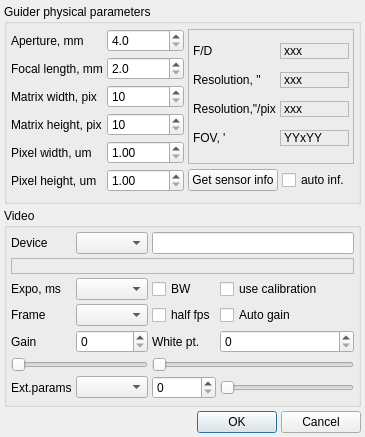
Before: the Qt Designer form lin_guider/ui/setup_video.ui in rumengb/lin_guider, drawn with Qt 5.
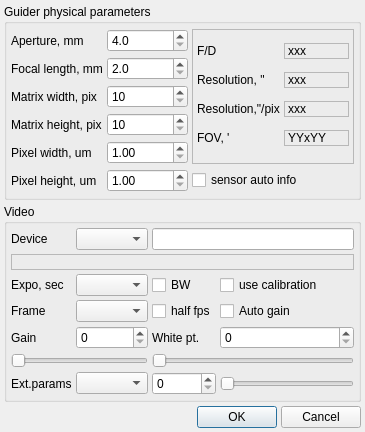
After: the same form once the commit is applied.

Commit message: GUI: expo in seconds and remove rensor info button(from Andrew)

```diff
--- a/lin_guider/ui/setup_video.ui
+++ b/lin_guider/ui/setup_video.ui
@@ -7,7 +7,7 @@
     <x>0</x>
     <y>0</y>
     <width>365</width>
-    <height>437</height>
+    <height>432</height>
    </rect>
   </property>
   <property name="minimumSize">
@@ -110,7 +110,7 @@
       <item row="2" column="0">
        <widget class="QLabel" name="l_7">
         <property name="text">
-         <string>Expo, ms</string>
+         <string>Expo, sec</string>
         </property>
        </widget>
       </item>
@@ -487,17 +487,10 @@
         </layout>
        </widget>
       </item>
-      <item row="5" column="2">
-       <widget class="QPushButton" name="pushButton_GetSensorInfo">
-        <property name="text">
-         <string>Get sensor info</string>
-        </property>
-       </widget>
-      </item>
-      <item row="5" column="3">
+      <item row="5" column="2" colspan="2">
        <widget class="QCheckBox" name="checkBox_AutoSensorInfo">
         <property name="text">
-         <string>auto inf.</string>
+         <string>sensor auto info</string>
         </property>
        </widget>
       </item>
```
Left out of the diff: 1 changed line with no effect on the pictures. The commit also changes 3 other files.
